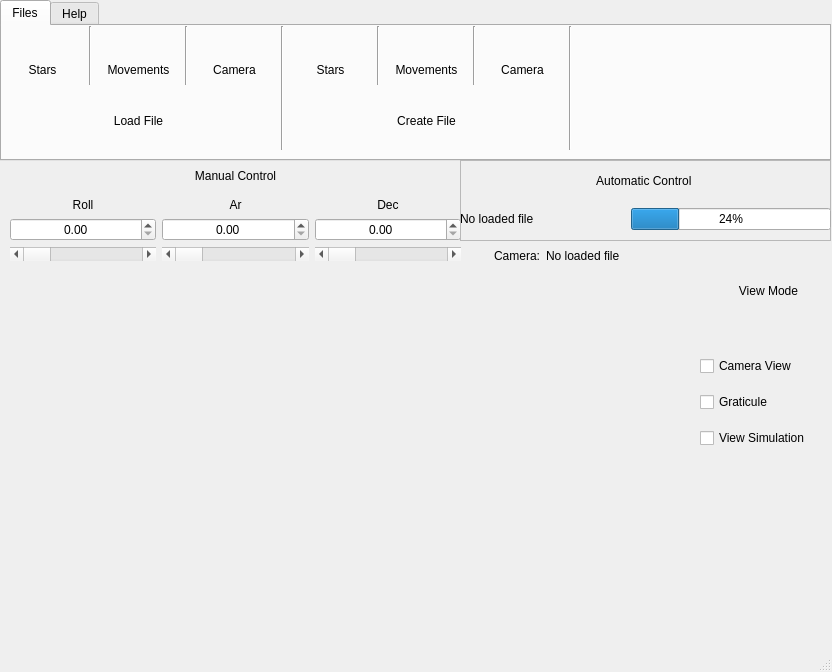
This is star_tracker/resources/MainWindow.ui in HebertWP/star-tracker-simulator as Qt 5 draws it before an edit. The edited form follows.
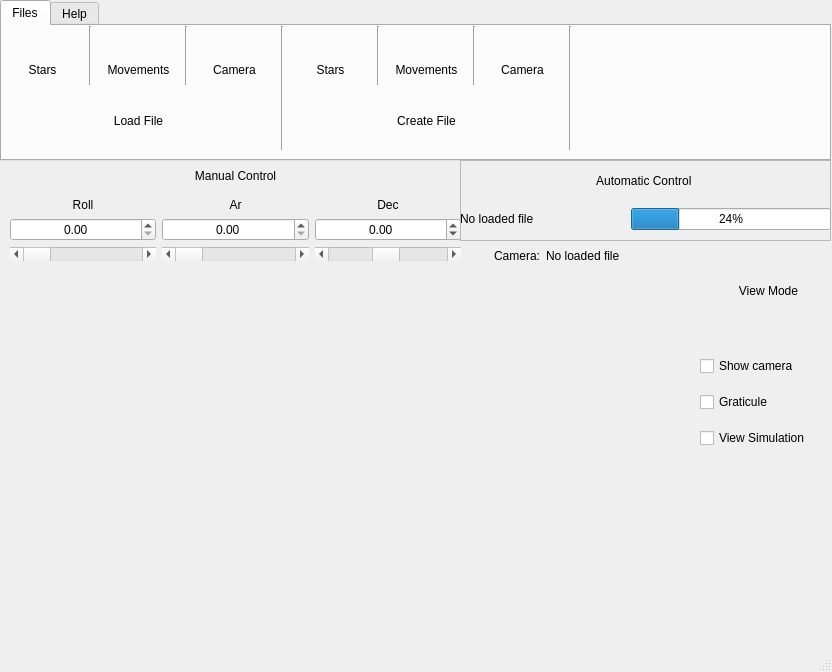
This is the edited form. Icons and pictures are not drawn. Custom widgets are drawn as their Qt base class.

Commit message: 3D camera rotaing in GUI and improvements in math

```diff
--- a/star_tracker/resources/MainWindow.ui
+++ b/star_tracker/resources/MainWindow.ui
@@ -151,13 +151,19 @@
            <property name="keyboardTracking">
             <bool>false</bool>
            </property>
+           <property name="minimum">
+            <double>-90.000000000000000</double>
+           </property>
            <property name="maximum">
-            <double>180.000000000000000</double>
+            <double>90.000000000000000</double>
            </property>
           </widget>
          </item>
          <item>
           <widget class="QScrollBar" name="_dec_scroll">
+           <property name="minimum">
+            <number>-90</number>
+           </property>
            <property name="orientation">
             <enum>Qt::Horizontal</enum>
            </property>
@@ -678,7 +684,7 @@
      <item>
       <widget class="QCheckBox" name="_camera_view">
        <property name="text">
-        <string>Camera View</string>
+        <string>Show camera</string>
        </property>
       </widget>
      </item>
```
Left out of the diff: 2 changed lines with no effect on the pictures. The commit also changes 12 other files.
